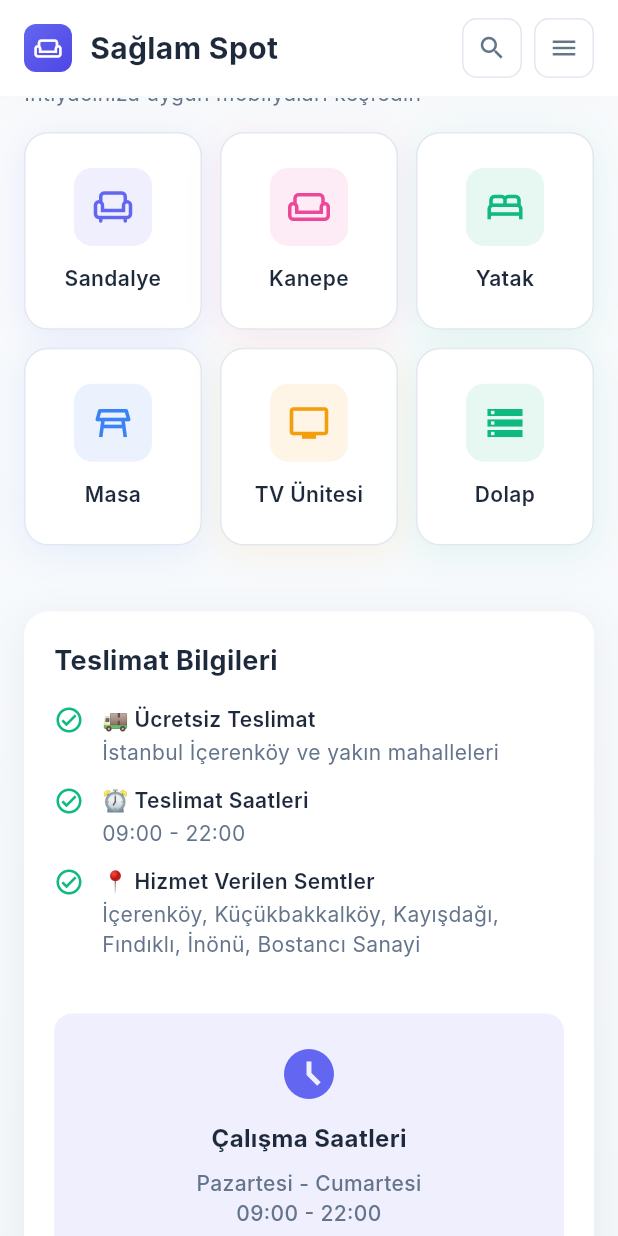
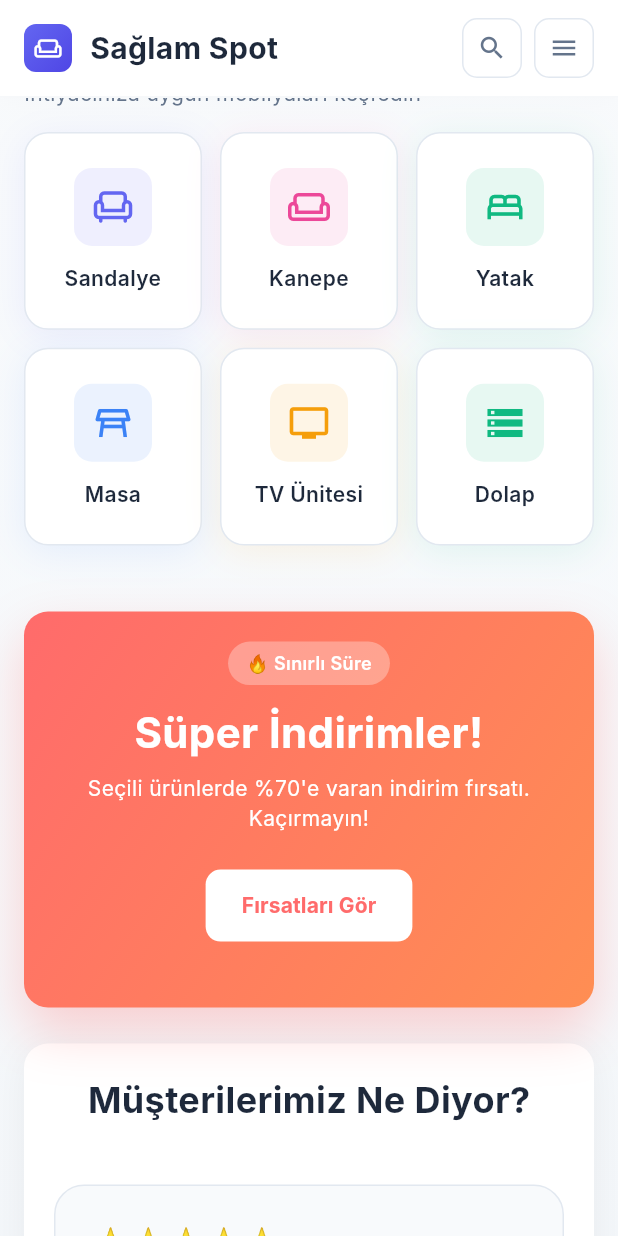
Before and after one commit to ferdidrgn/SaglamSpot, a Flutter app: the screen it shows after launch, scrolled down 1152 dp, on a phone screen of 412 x 824 dp. Run offline on Flutter 3.47's test engine with Material 3 defaults, Android fonts, the phone set to English and light mode, and no system bars; our stand-ins replace cloud_firestore, dartz, equatable, firebase_core, firebase_storage, flutter_riverpod and 2 more; accounts and stored records are empty; Roboto replaces fonts that are missing (Inter); statements that could not run were skipped.

Commit message:
Update home_page.dart

```diff
--- a/lib/presentation/pages/main_pages/home_page.dart
+++ b/lib/presentation/pages/main_pages/home_page.dart
@@ -45,19 +45,11 @@ class _HomePageState extends ConsumerState<HomePage> {
         // Categories Section
         _buildCategoriesSection(context),
 
-        // Featured Products (İsteğiniz üzerine 10 ürün gösterecek şekilde güncellendi)
+        // Featured Products (Hata düzeltildi, tekrar yatay liste oldu)
         _buildFeaturedProducts(context, productState),
 
-        // --- KALDIRILAN BÖLÜMLER ---
-        // İsteğiniz üzerine "beyaz boşluk" (Esnaf Tanıtımı),
-        // "turuncu boşluk" (Special Offers) ve "Yeni Gelenler" kaldırıldı.
-        // _buildBusinessIntroduction(context, isMobile),
-        // _buildSpecialOffers(context, isMobile),
-        // _buildNewArrivals(context, productState),
-        // --- KALDIRMA SONU ---
-
-        // Google Maps & Teslimat Bilgisi
-        _buildDeliveryMapSection(context, isMobile),
+        // Special Offers (Turuncu Kart - İçerik hatası düzeltildi)
+        _buildSpecialOffers(context, isMobile),
 
         // Testimonials
         _buildTestimonials(context, isMobile),
@@ -578,9 +570,12 @@ class _HomePageState extends ConsumerState<HomePage> {
     );
   }
 
+  // --- DÜZELTME 1: MOBİL GRIDVIEW KALDIRILDI, TEKRAR YATAY LISTVIEW'A DÖNÜLDÜ ---
   SliverToBoxAdapter _buildFeaturedProducts(
-      final BuildContext context, final ProductState productState) {
-    // Ürün sayısı 10 (önceki adımdaki gibi)
+    final BuildContext context,
+    final ProductState productState,
+  ) {
+    // Ürün sayısı 10
     final featuredProducts = productState.dataList?.take(10).toList() ?? [];
 
     if (featuredProducts.isEmpty && productState.isLoading) {
@@ -609,8 +604,8 @@ class _HomePageState extends ConsumerState<HomePage> {
             ),
             SizedBox(height: context.responsive(mobile: 16.0, desktop: 20.0)),
 
-            // --- DÜZELTME: OVERFLOW HATASI İÇİN YÜKSEKLİK ARTIRILDI ---
-            // CustomProductCard'ın sığması için yükseklik artırıldı.
+            // Mobil ve Desktop için TEK YAPI: Yatay Kaydırılabilir Liste
+            // Overflow hatasını çözmek için yükseklik artırıldı.
             SizedBox(
               height: context.responsive(mobile: 340.0, desktop: 360.0),
               child: ListView.separated(
@@ -620,7 +615,7 @@ class _HomePageState extends ConsumerState<HomePage> {
                     width: context.responsive(mobile: 12.0, desktop: 20.0)),
                 itemBuilder: (final context, final index) {
                   final product = featuredProducts[index];
-                  // CustomProductCard zaten responsive
+                  // Yatay liste içinde CustomProductCard (belirli genişlikte)
                   return SizedBox(
                     width: context.responsive(mobile: 200.0, desktop: 220.0),
                     child: CustomProductCard(product: product),
@@ -628,7 +623,6 @@ class _HomePageState extends ConsumerState<HomePage> {
                 },
               ),
             ),
-            // --- DÜZELTME SONU ---
 
             SizedBox(height: context.responsive(mobile: 24.0, desktop: 40.0)),
           ],
@@ -637,144 +631,134 @@ class _HomePageState extends ConsumerState<HomePage> {
     );
   }
 
-  SliverToBoxAdapter _buildDeliveryMapSection(
+  // --- DÜZELTME 2: TURUNCU KART İÇERİK GÖSTERME HATASI DÜZELTİLDİ ---
+  SliverToBoxAdapter _buildSpecialOffers(
       final BuildContext context, final bool isMobile) {
+    // İçerik widget'ı, `Expanded` hatasını önlemek için dışarıda tanımlandı.
+    final contentColumn = Column(
+      crossAxisAlignment:
+          isMobile ? CrossAxisAlignment.center : CrossAxisAlignment.start,
+      children: [
+        Container(
+          padding: EdgeInsets.symmetric(
+            horizontal: context.responsive(mobile: 12.0, desktop: 16.0),
+            vertical: context.responsive(mobile: 6.0, desktop: 8.0),
+          ),
+          decoration: BoxDecoration(
+            color: Colors.white.withOpacity(0.3),
+            borderRadius: BorderRadius.circular(
+                context.responsive(mobile: 16.0, desktop: 20.0)),
+          ),
+          child: Text(
+            '🔥 Sınırlı Süre',
+            style: TextStyle(
+              color: Colors.white,
+              fontSize: context.responsive(mobile: 12.0, desktop: 14.0),
+              fontWeight: FontWeight.w600,
+            ),
+          ),
+        ),
+        const SizedBox(height: 16),
+        Text(
+          'Süper İndirimler!',
+          style: TextStyle(
+            color: Colors.white,
+            fontSize: context.responsive(mobile: 28.0, desktop: 36.0),
+            fontWeight: FontWeight.bold,
+            height: 1.1,
+          ),
+          textAlign: isMobile ? TextAlign.center : TextAlign.start,
+        ),
+        const SizedBox(height: 12),
+        Text(
+          'Seçili ürünlerde %70\'e varan indirim fırsatı. '
+          'Kaçırmayın!',
+          style: TextStyle(
+            color: Colors.white,
+            fontSize: context.responsive(mobile: 14.0, desktop: 16.0),
+            height: 1.4,
+          ),
+          textAlign: isMobile ? TextAlign.center : TextAlign.start,
+        ),
+        const SizedBox(height: 24),
+        FilledButton(
+          onPressed: () {},
+          style: FilledButton.styleFrom(
+            backgroundColor: Colors.white,
+            foregroundColor: const Color(0xFFFF6B6B),
+            padding: EdgeInsets.symmetric(
+              horizontal: context.responsive(mobile: 24.0, desktop: 32.0),
+              vertical: context.responsive(mobile: 14.0, desktop: 16.0),
+            ),
+            shape: RoundedRectangleBorder(
+              borderRadius: BorderRadius.circular(
+                  context.responsive(mobile: 10.0, desktop: 12.0)),
+            ),
+          ),
+          child: Text(
+            'Fırsatları Gör',
+            style: TextStyle(
+                fontSize: context.responsive(mobile: 14.0, desktop: 16.0),
+                fontWeight: FontWeight.bold),
+          ),
+        ),
+      ],
+    );
+
     return SliverToBoxAdapter(
       child: Container(
         margin: EdgeInsets.symmetric(
           horizontal: context.responsive(mobile: 16.0, desktop: 24.0),
           vertical: context.responsive(mobile: 12.0, desktop: 20.0),
         ),
+        padding:
+            EdgeInsets.all(context.responsive(mobile: 20.0, desktop: 40.0)),
         decoration: BoxDecoration(
-          color: AppColors.surface,
           borderRadius: BorderRadius.circular(
               context.responsive(mobile: 16.0, desktop: 24.0)),
+          gradient: const LinearGradient(
+            colors: [Color(0xFFFF6B6B), Color(0xFFFF8E53)],
+            begin: Alignment.topLeft,
+            end: Alignment.bottomRight,
+          ),
           boxShadow: [
             BoxShadow(
-                color: Colors.black.withOpacity(0.05),
-                blurRadius: 20,
-                offset: const Offset(0, 4)),
+              color: const Color(0xFFFF6B6B).withOpacity(0.3),
+              blurRadius: 30,
+              offset: const Offset(0, 15),
+            ),
           ],
-        ),
-        child: Container(
-          padding:
-              EdgeInsets.all(context.responsive(mobile: 20.0, desktop: 32.0)),
-          decoration: BoxDecoration(
-            borderRadius: BorderRadius.only(
-              bottomLeft: Radius.circular(
-                  context.responsive(mobile: 16.0, desktop: 24.0)),
-              bottomRight: Radius.circular(
-                  context.responsive(mobile: 16.0, desktop: 24.0)),
-            ),
         ),
         child: Flex(
           direction: isMobile ? Axis.vertical : Axis.horizontal,
-            crossAxisAlignment: CrossAxisAlignment.start,
           children: [
-              Expanded(
-                child: Column(
-                  crossAxisAlignment: CrossAxisAlignment.start,
-                  children: [
-                    Text(
-                      'Teslimat Bilgileri',
-                      style: TextStyle(
-                          fontSize:
-                              context.responsive(mobile: 18.0, desktop: 20.0),
-                          fontWeight: FontWeight.bold,
-                          color: AppColors.textPrimary),
-                    ),
-                    const SizedBox(height: 16),
-                    _buildDeliveryInfo('🚚 Ücretsiz Teslimat',
-                        'İstanbul İçerenköy ve yakın mahalleleri'),
-                    _buildDeliveryInfo('⏰ Teslimat Saatleri', '09:00 - 22:00'),
-                    _buildDeliveryInfo('📍 Hizmet Verilen Semtler',
-                        'İçerenköy, Küçükbakkalköy, Kayışdağı, Fındıklı, İnönü, Bostancı Sanayi'),
-                  ],
-                ),
-              ),
+            // HATA DÜZELTMESİ: Mobilde 'Expanded' kaldırıldı,
+            // masaüstünde 'Expanded' korundu.
+            isMobile ? contentColumn : Expanded(child: contentColumn),
+
             SizedBox(
               width: isMobile ? 0 : 40.0,
               height: isMobile ? 24.0 : 0,
             ),
-              // Çalışma Saatleri
+            if (!isMobile) // Mobil cihazda bu ikonu gizle
               Container(
-                width: isMobile ? double.infinity : null,
-                // Mobilse tam genişlik
-                padding: EdgeInsets.all(
-                    context.responsive(mobile: 20.0, desktop: 24.0)),
+                width: context.responsive(mobile: 80.0, desktop: 120.0),
+                height: context.responsive(mobile: 80.0, desktop: 120.0),
                 decoration: BoxDecoration(
-                  color: AppColors.primary.withOpacity(0.1),
-                  borderRadius: BorderRadius.circular(
-                      context.responsive(mobile: 12.0, desktop: 16.0)),
+                  color: Colors.white.withOpacity(0.2),
+                  shape: BoxShape.circle,
                 ),
-                child: const Column(
-                  children: [
-                    Icon(Icons.access_time_filled,
-                        color: AppColors.primary, size: 40),
-                    SizedBox(height: 12),
-                    Text(
-                      'Çalışma Saatleri',
-                      style: TextStyle(
-                        fontSize: 16,
-                        fontWeight: FontWeight.bold,
-                        color: AppColors.textPrimary,
-                      ),
-                    ),
-                    SizedBox(height: 8),
-                    Text(
-                      'Pazartesi - Cumartesi\n09:00 - 22:00',
-                      textAlign: TextAlign.center,
-                      style: TextStyle(
-                        color: AppColors.textSecondary,
-                        fontWeight: FontWeight.w500,
-                      ),
-                    ),
-                    SizedBox(height: 4),
-                    Text(
-                      'Pazar: 12:00 - 20:00',
-                      style: TextStyle(
-                        color: AppColors.textTertiary,
-                        fontSize: 12,
-                      ),
+                child: Icon(Icons.local_offer_outlined,
+                    color: Colors.white.withOpacity(0.7),
+                    size: context.responsive(mobile: 32.0, desktop: 50.0)),
               ),
           ],
-                ),
-              ),
-            ],
-          ),
         ),
       ),
     );
   }
 
-  Widget _buildDeliveryInfo(final String title, final String subtitle) {
-    return Padding(
-      padding: const EdgeInsets.only(bottom: 12),
-      child: Row(
-        crossAxisAlignment: CrossAxisAlignment.start,
-        children: [
-          const Icon(Icons.check_circle_outlined,
-              color: AppColors.success, size: 20),
-          const SizedBox(width: 12),
-          Expanded(
-            child: Column(
-              crossAxisAlignment: CrossAxisAlignment.start,
-              children: [
-                Text(title,
-                    style: const TextStyle(
-                        fontWeight: FontWeight.w600,
-                        color: AppColors.textPrimary)),
-                const SizedBox(height: 2),
-                Text(subtitle,
-                    style: const TextStyle(
-                        color: AppColors.textSecondary, fontSize: 14)),
-              ],
-            ),
-          ),
-        ],
-      ),
-    );
-  }
+  // --- DÜZELTME SONU ---
 
   SliverToBoxAdapter _buildTestimonials(
       final BuildContext context, final bool isMobile) {
```
Lines whose indentation alone changed are shown as unchanged.
